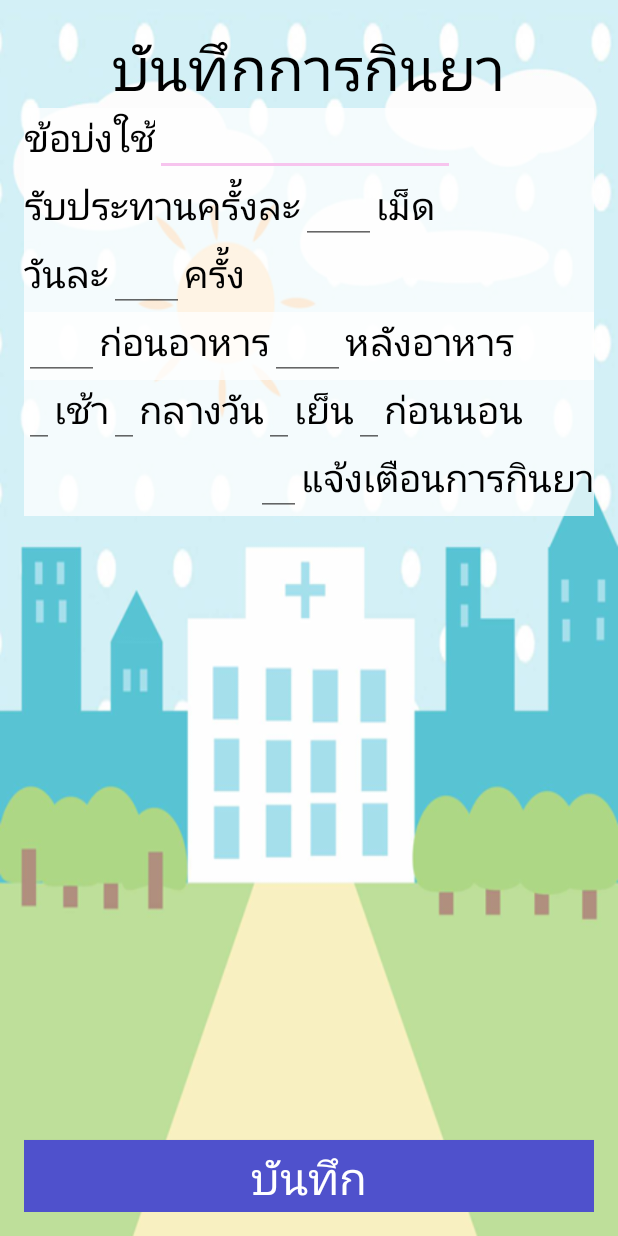
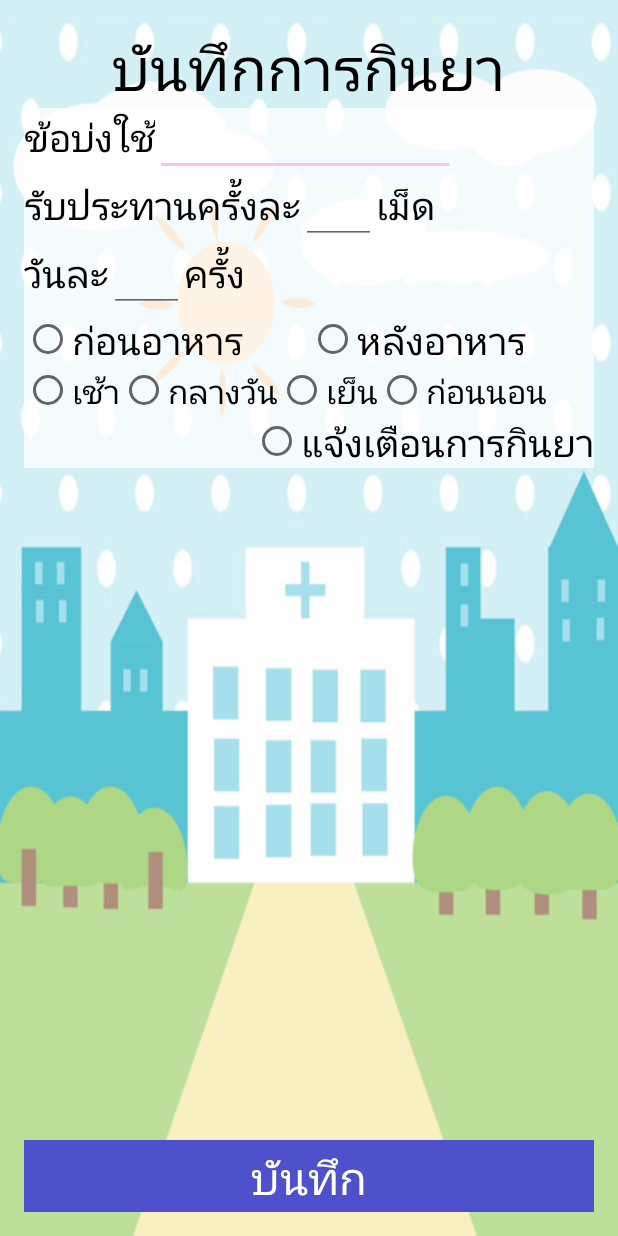
Before and after one commit to masterUNG/Hospital-Room-1, an Android app: the DrugsaveActivity screen opened directly, with no data from a screen before it, on a phone screen of 412 x 824 dp. Run offline under Robolectric (Android 15) with nearby library versions, the phone set to English and light mode, and no system bars.

Commit message:
แก้แล้ว

```diff
--- a/app/src/main/java/kaewmod/hospitalroom/MainActivity.java
+++ b/app/src/main/java/kaewmod/hospitalroom/MainActivity.java
@@ -2,6 +2,7 @@ package kaewmod.hospitalroom;
 
 import android.app.AlertDialog;
 import android.content.DialogInterface;
+import android.content.Intent;
 import android.os.Bundle;
 import android.support.v7.app.AppCompatActivity;
 import android.util.Log;
@@ -173,4 +174,5 @@ public class MainActivity extends AppCompatActivity {
     }
 
 
+
 }   // Main Class
--- a/app/src/main/res/layout/activity_drugsave.xml
+++ b/app/src/main/res/layout/activity_drugsave.xml
@@ -125,38 +125,29 @@
             android:layout_height="wrap_content"
             android:background="#bfffffff">
 
-            <LinearLayout
-                android:orientation="horizontal"
+            <RadioGroup
                 android:layout_width="match_parent"
-                android:layout_height="wrap_content"
-                android:background="#bfffffff">
+                android:layout_height="match_parent"
+                android:orientation="horizontal">
 
-                <EditText
-                    android:layout_width="50dp"
-                    android:layout_height="wrap_content"
-                    android:id="@+id/editText12" />
-
-                <TextView
-                    android:layout_width="wrap_content"
+                <RadioButton
+                    android:layout_width="0dp"
                     android:layout_height="wrap_content"
                     android:text="@string/Drug6"
-                    android:id="@+id/textView54"
+                    android:id="@+id/radioButton5"
+                    android:checked="false"
                     android:textSize="@dimen/h2"
-                    android:textColor="#000000" />
+                    android:layout_weight="1" />
 
-                <EditText
-                    android:layout_width="50dp"
-                    android:layout_height="wrap_content"
-                    android:id="@+id/editText13" />
-
-                <TextView
-                    android:layout_width="wrap_content"
+                <RadioButton
+                    android:layout_width="0dp"
                     android:layout_height="wrap_content"
                     android:text="@string/Drug7"
-                    android:id="@+id/textView55"
-                    android:textColor="#000000"
-                    android:textSize="@dimen/h2" />
-            </LinearLayout>
+                    android:id="@+id/radioButton6"
+                    android:checked="false"
+                    android:textSize="@dimen/h2"
+                    android:layout_weight="1" />
+            </RadioGroup>
         </LinearLayout>
 
         <LinearLayout
@@ -170,59 +161,45 @@
                 android:layout_width="match_parent"
                 android:layout_height="wrap_content">
 
-                <EditText
-                    android:layout_width="20dp"
-                    android:layout_height="wrap_content"
-                    android:id="@+id/editText14" />
+            </LinearLayout>
 
-                <TextView
+            <RadioGroup
+                android:layout_width="match_parent"
+                android:layout_height="match_parent"
+                android:orientation="horizontal">
+
+                <RadioButton
                     android:layout_width="wrap_content"
                     android:layout_height="wrap_content"
                     android:text="@string/Drud8"
-                    android:id="@+id/textView56"
-                    android:textColor="#000000"
-                    android:textSize="@dimen/h2" />
+                    android:id="@+id/radioButton7"
+                    android:checked="false"
+                    android:textSize="@dimen/h1" />
 
-                <EditText
-                    android:layout_width="20dp"
-                    android:layout_height="wrap_content"
-                    android:id="@+id/editText15" />
-
-                <TextView
+                <RadioButton
                     android:layout_width="wrap_content"
                     android:layout_height="wrap_content"
                     android:text="@string/Drug9"
-                    android:id="@+id/textView57"
-                    android:textSize="@dimen/h2"
-                    android:textColor="#000000" />
+                    android:id="@+id/radioButton8"
+                    android:checked="false"
+                    android:textSize="@dimen/h1" />
 
-                <EditText
-                    android:layout_width="20dp"
-                    android:layout_height="wrap_content"
-                    android:id="@+id/editText16" />
-
-                <TextView
+                <RadioButton
                     android:layout_width="wrap_content"
                     android:layout_height="wrap_content"
                     android:text="@string/Drug10"
-                    android:id="@+id/textView58"
-                    android:textSize="@dimen/h2"
-                    android:textColor="#000000" />
+                    android:id="@+id/radioButton9"
+                    android:checked="false"
+                    android:textSize="@dimen/h1" />
 
-                <EditText
-                    android:layout_width="20dp"
-                    android:layout_height="wrap_content"
-                    android:id="@+id/editText17" />
-
-                <TextView
+                <RadioButton
                     android:layout_width="wrap_content"
                     android:layout_height="wrap_content"
                     android:text="@string/Drug11"
-                    android:id="@+id/textView59"
-                    android:textColor="#000000"
-                    android:textSize="@dimen/h2" />
-
-            </LinearLayout>
+                    android:id="@+id/radioButton10"
+                    android:checked="false"
+                    android:textSize="@dimen/h1" />
+            </RadioGroup>
         </LinearLayout>
 
         <LinearLayout
@@ -236,17 +213,12 @@
                 android:layout_height="match_parent"
                 android:layout_gravity="right">
 
-                <EditText
-                    android:layout_width="30dp"
-                    android:layout_height="wrap_content"
-                    android:id="@+id/editText18" />
-
-                <TextView
+                <RadioButton
                     android:layout_width="wrap_content"
                     android:layout_height="wrap_content"
                     android:text="@string/Drug12"
-                    android:id="@+id/textView60"
-                    android:textColor="#000000"
+                    android:id="@+id/radioButton11"
+                    android:checked="false"
                     android:textSize="@dimen/h2" />
             </LinearLayout>
         </LinearLayout>
--- a/app/src/main/res/values/strings.xml
+++ b/app/src/main/res/values/strings.xml
@@ -88,6 +88,6 @@
     <string name="Hlogin2">รหัสผ่าน</string>
     <string name="Hlogin3">ยืนยัน</string>
     <string name="Hlogin4">ยกเลิก</string>
-    <string name="Hlogin5">สมัคร</string>
+    <string name="Hlogin5">สมัครสมาชิก</string>
 
 </resources>
```
Also changed, not shown: app/src/main/res/layout/activity_login.xml (+42 -23 lines).
